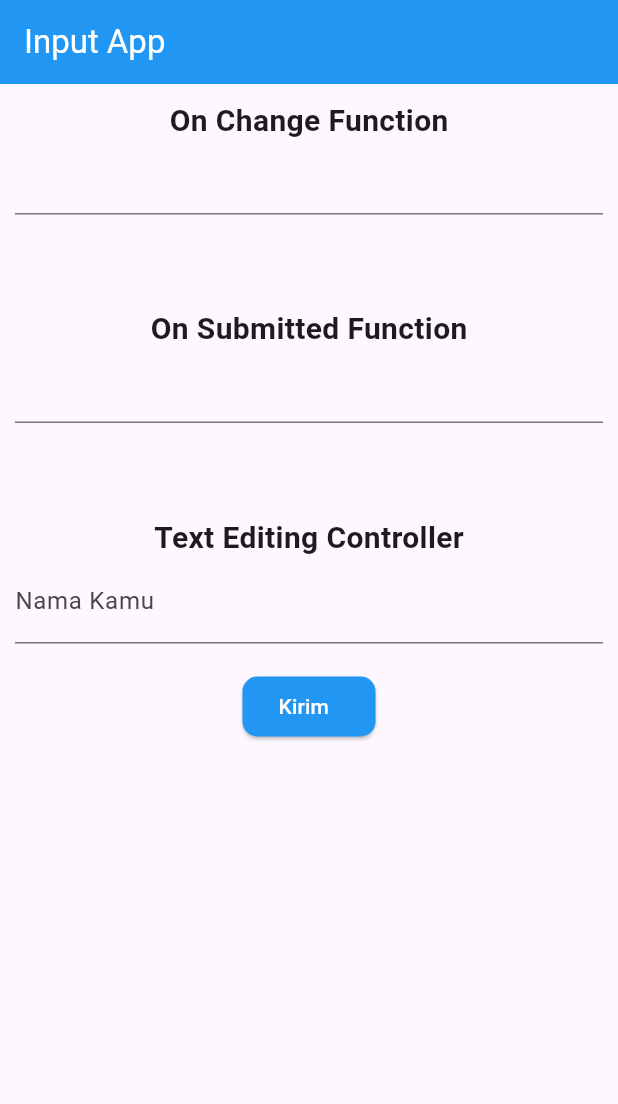
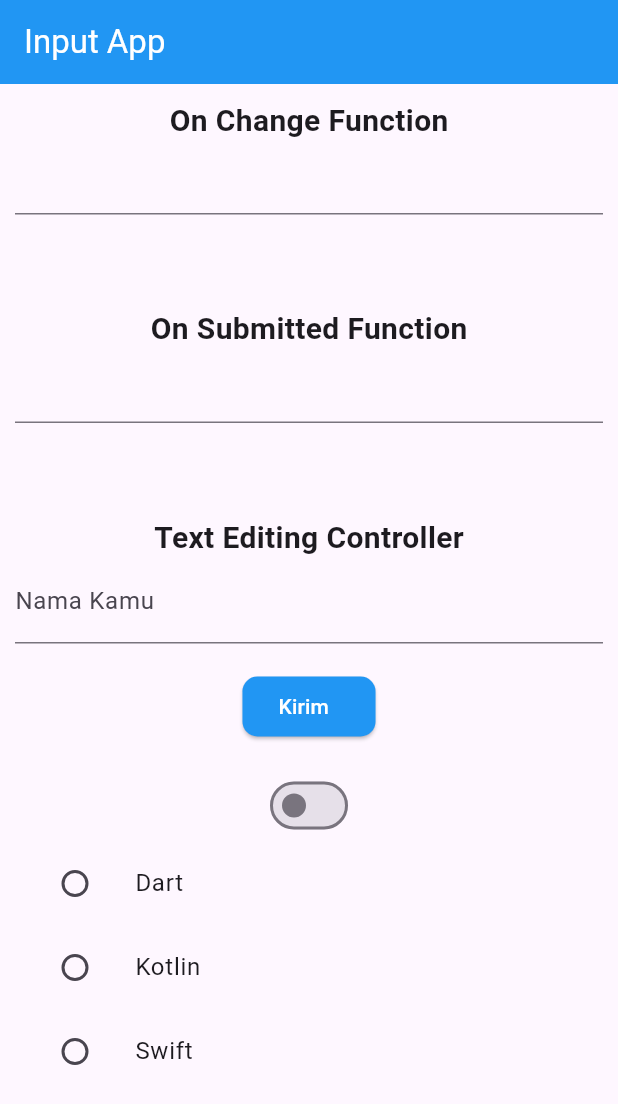
Before and after one commit to fauzihub13/lokatrip, a Flutter app: the screen it shows after launch, on a phone screen of 412 x 824 dp. Shown: the top 1104 px of the screen. Run offline on Flutter 3.47's test engine with Material 3 defaults, Android fonts, the light colour scheme and no system bars.

Commit message:
feat: input swicth and radio button

```diff
--- a/lib/components/input.dart
+++ b/lib/components/input.dart
@@ -25,6 +25,8 @@ class _InputAppScreenState extends State<InputAppScreen> {
   String _onSubmittedName = '';
   String _textControllerName = '';
   TextEditingController _controller = TextEditingController();
+  bool _lightOn = false;
+  String? selectedLanguage;
 
   @override
   Widget build(BuildContext context) {
@@ -111,9 +113,78 @@ class _InputAppScreenState extends State<InputAppScreen> {
                         });
                   },
                 ),
+                const SizedBox(height: 18.0),
+                Switch(
+                  value: _lightOn,
+                  onChanged: (bool value) {
+                    setState(() {
+                      _lightOn = value;
+                    });
+
+                    ScaffoldMessenger.of(context).showSnackBar(
+                      SnackBar(
+                        content: Text(_lightOn ? 'Light On' : 'Light Off'),
+                        duration: Duration(seconds: 1),
+                      ),
+                    );
+                  },
+                ),
+                Column(
+                  mainAxisSize: MainAxisSize.min,
+                  children: <Widget>[
+                    ListTile(
+                      leading: Radio<String>(
+                        value: 'Dart',
+                        groupValue: selectedLanguage,
+                        onChanged: (String? value) {
+                          setState(() {
+                            selectedLanguage = value;
+                            showSnackBar();
+                          });
+                        },
+                      ),
+                      title: Text('Dart'),
+                    ),
+                    ListTile(
+                      leading: Radio<String>(
+                        value: 'Kotlin',
+                        groupValue: selectedLanguage,
+                        onChanged: (String? value) {
+                          setState(() {
+                            selectedLanguage = value;
+                            showSnackBar();
+                          });
+                        },
+                      ),
+                      title: Text('Kotlin'),
+                    ),
+                    ListTile(
+                      leading: Radio<String>(
+                        value: 'Swift',
+                        groupValue: selectedLanguage,
+                        onChanged: (String? value) {
+                          setState(() {
+                            selectedLanguage = value;
+                            showSnackBar();
+                          });
+                        },
+                      ),
+                      title: Text('Swift'),
+                    ),
+                  ],
+                )
               ],
             ),
           ),
         ));
   }
+
+  void showSnackBar() {
+    ScaffoldMessenger.of(context).showSnackBar(
+      SnackBar(
+        content: Text('$selectedLanguage selected'),
+        duration: Duration(seconds: 1),
+      ),
+    );
+  }
 }
```
